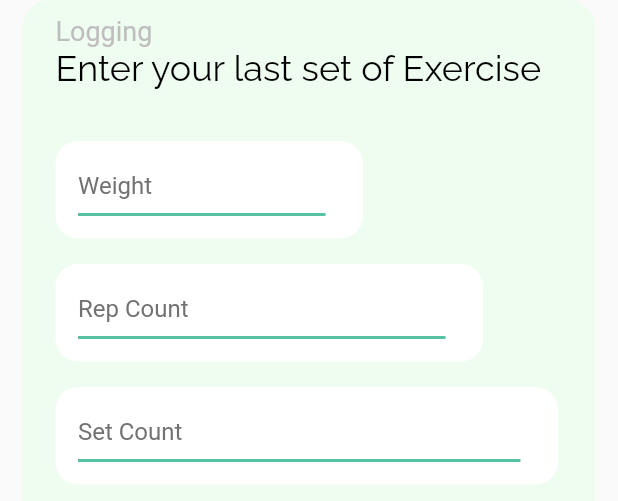
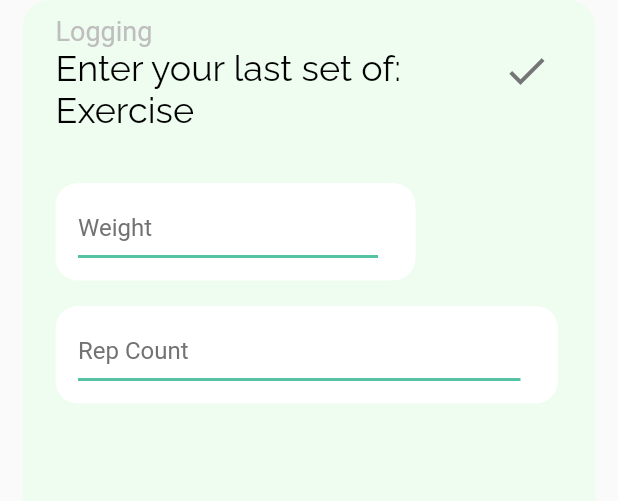
Before and after one commit to grossamos/weight_track_app, a Flutter app: the ExerciseLoggingForm widget shown alone on an empty page, opened directly, on a phone screen of 412 x 824 dp. Shown: the top 501 px of the screen. Run offline on Flutter 3.47's test engine with Material 2 defaults, Android fonts, the phone set to English and light mode, and no system bars; our stand-ins replace flutter_bloc, localstorage, sqflite; accounts and stored records are empty.

Commit message:
Improved UX of logging form based on #4
removed pesky sets field
added button, allowing stupid users to add exercises with a button

```diff
--- a/lib/components/home_page/exercise_logging_form.dart
+++ b/lib/components/home_page/exercise_logging_form.dart
@@ -11,8 +11,7 @@ class ExerciseLoggingForm extends StatefulWidget {
   ExerciseLoggingForm();
 
   @override
-  _ExerciseLoggingFormState createState() =>
-      _ExerciseLoggingFormState();
+  _ExerciseLoggingFormState createState() => _ExerciseLoggingFormState();
 }
 
 class _ExerciseLoggingFormState extends State<ExerciseLoggingForm> {
@@ -26,8 +25,7 @@ class _ExerciseLoggingFormState extends State<ExerciseLoggingForm> {
       padding: const EdgeInsets.symmetric(horizontal: 15.0),
       child: Container(
         width: MediaQuery.of(context).size.width,
-        decoration: BoxDecoration(
-            color: Color(0xffEFFDF1), borderRadius: BorderRadius.circular(18)),
+        decoration: BoxDecoration(color: Color(0xffEFFDF1), borderRadius: BorderRadius.circular(18)),
         child: Padding(
           padding: const EdgeInsets.symmetric(vertical: 10, horizontal: 22),
           child: Form(
@@ -41,32 +39,36 @@ class _ExerciseLoggingFormState extends State<ExerciseLoggingForm> {
                   ),
                   BlocBuilder<ExerciseLogCubit, ExerciseLogState>(
                     builder: (BuildContext context, ExerciseLogState titleState) {
-                      return Text(
-                        "Enter your last set of " + titleState.selectedExercise.name,
-                        style: TextStyle(
-                            color: Colors.black,
-                            fontFamily: 'Raleway',
-                            fontSize: 24.0),
+                      return Row(
+                        mainAxisAlignment: MainAxisAlignment.spaceBetween,
+                        crossAxisAlignment: CrossAxisAlignment.start,
+                        children: [
+                          Text(
+                            "Enter your last set of:\n" + titleState.selectedExercise.name,
+                            style: TextStyle(color: Colors.black, fontFamily: 'Raleway', fontSize: 24.0),
+                          ),
+                          TextButton(
+                            child: Icon(Icons.check, color: Color(0xff757575), size: 32.0),
+                            style: ButtonStyle(
+                                visualDensity: VisualDensity(horizontal: -4, vertical: -4)
+                              ),
+                            onPressed: () {
+                              finalizeData();
+                            },
+                          ),
+                        ],
                       );
                     },
                   ),
                   SizedBox(
                     height: 35,
                   ),
-                  ExerciseLoggingFormField(
-                      loggingOnSaveWeights, 'Weight', 205),
+                  ExerciseLoggingFormField(loggingOnSaveWeights, 'Weight', 240),
                   SizedBox(
                     height: 17,
                   ),
-                  ExerciseLoggingFormField(
-                      loggingOnSaveReps, 'Rep Count', 285),
-                  SizedBox(
-                    height: 17,
-                  ),
-                  // TODO default to one set
-                  ExerciseLoggingFormField(
-                    loggingOnSaveSets, 'Set Count', 335, isLastField: true, finalizeData: finalizeData,
-                  ),
+                  ExerciseLoggingFormField(loggingOnSaveReps, 'Rep Count', 335,
+                      isLastField: true, finalizeData: finalizeData),
                   SizedBox(
                     height: 20,
                   ),
@@ -79,7 +81,6 @@ class _ExerciseLoggingFormState extends State<ExerciseLoggingForm> {
 
   double _tmpWeight;
   int _tmpReps;
-  int _tmpSets;
 
   String loggingOnSaveWeights(String s) {
     _tmpWeight = double.parse(s);
@@ -91,11 +92,6 @@ class _ExerciseLoggingFormState extends State<ExerciseLoggingForm> {
     return null;
   }
 
-  String loggingOnSaveSets(String s) {
-    _tmpSets = double.parse(s).round();
-    return null;
-  }
-
   void finalizeData() {
     FocusScope.of(context).unfocus();
     if (_formKey.currentState.validate()) {
@@ -104,11 +100,8 @@ class _ExerciseLoggingFormState extends State<ExerciseLoggingForm> {
 
       ExerciseLogCubit cubit = BlocProvider.of<ExerciseLogCubit>(context);
 
-      for (int i = 0; i < _tmpSets; i++) {
-        DatabaseDataFiltered.addExerciseInstance(
-            ExerciseInstance(reps: _tmpReps, weight: _tmpWeight),
-            cubit.state.selectedExercise.id);
-      }
+      DatabaseDataFiltered.addExerciseInstance(
+          ExerciseInstance(reps: _tmpReps, weight: _tmpWeight), cubit.state.selectedExercise.id);
     }
   }
 }
```
